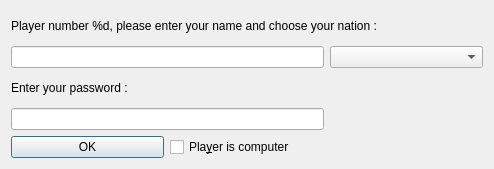
The window that ksirk/Dialogs/qplayersetupdialog.ui (KDE/ksirk) describes before a commit, drawn with Qt 5.
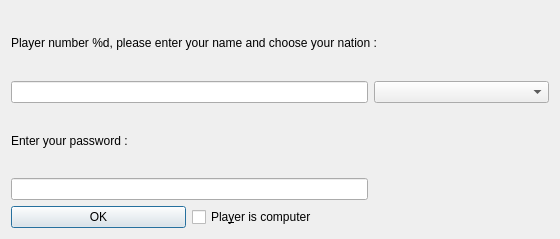
The same window after the commit.

Commit message: Solved two presentation problems: initial size of player setup dialog layout of new game dialog

Patch:
```diff
--- a/ksirk/Dialogs/qplayersetupdialog.ui
+++ b/ksirk/Dialogs/qplayersetupdialog.ui
@@ -5,8 +5,8 @@
    <rect>
     <x>0</x>
     <y>0</y>
-    <width>494</width>
-    <height>169</height>
+    <width>560</width>
+    <height>239</height>
    </rect>
   </property>
   <property name="windowTitle" >
```
The commit also changes 2 other files.
